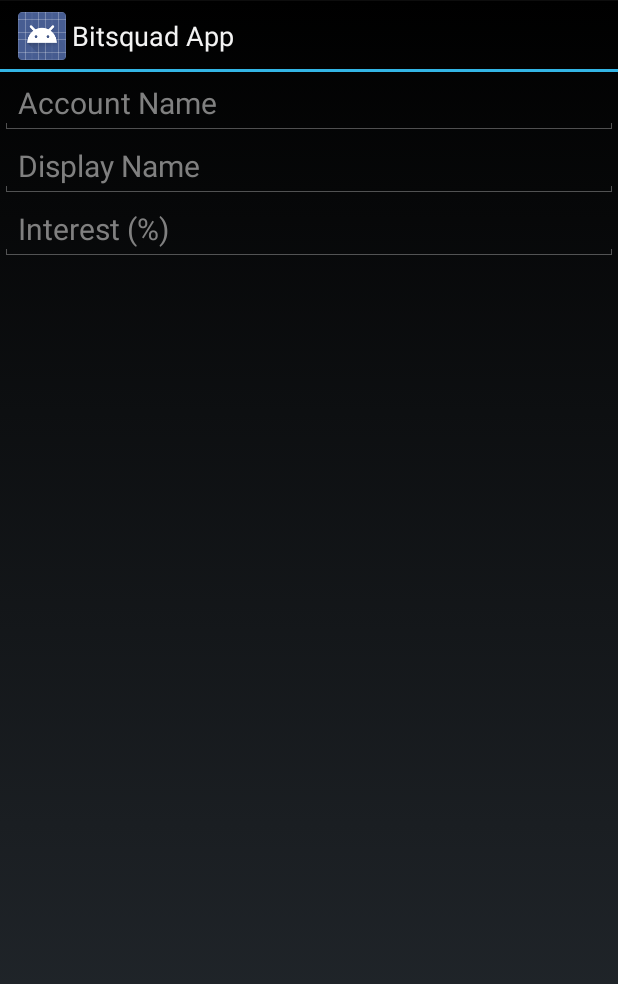
After one commit to amolpatel/Bitsquad_App, an Android app: the layout create_account_dialog.xml on its own in the app's theme, with its tools: preview values and no code run, on a phone screen of 412 x 824 dp. The commit adds this screen. Shown: the top 984 px of the screen. Run offline under Robolectric (Android 15) with nearby library versions, the phone set to English and light mode, and no system bars.

Commit message:
Added AccountsList to display a list of the user's accounts Added CreateAccountDialog as the pop up to create a new account Created the footer button, account list item, and dialog layouts

```diff
--- a/Bitsquad App/src/main/java/com/example/bitsquadapp/LoginScreen.java
+++ b/Bitsquad App/src/main/java/com/example/bitsquadapp/LoginScreen.java
@@ -70,7 +70,11 @@ public class LoginScreen extends Activity {
         int duration = Toast.LENGTH_SHORT;
         CharSequence text;
         if(((MyApplication) getApplication()).userCheck(userEdit.getText().toString(),passEdit.getText().toString())) {
-           text = "Login Successful";
+            text = "Login Successful";
+            Toast toast = Toast.makeText(context, text, duration);
+            toast.show();
+            Intent intent = new Intent(this, AccountsList.class);
+            startActivity(intent);
         }
         else {
             text = "Login Failed";
--- /dev/null
+++ b/Bitsquad App/src/main/res/layout/create_account_dialog.xml
@@ -0,0 +1,28 @@
+<?xml version="1.0" encoding="utf-8"?>
+
+<LinearLayout xmlns:android="http://schemas.android.com/apk/res/android"
+    android:orientation="vertical" android:layout_width="match_parent"
+    android:layout_height="match_parent">
+    <EditText
+        android:id="@+id/NewAccountName"
+        android:layout_width="match_parent"
+        android:layout_height="wrap_content"
+        android:hint="Account Name"
+        android:textSize="20dp"
+        />
+    <EditText
+        android:id="@+id/NewAccountDisplayName"
+        android:layout_width="match_parent"
+        android:layout_height="wrap_content"
+        android:hint="Display Name"
+        android:textSize="20dp"
+        />
+    <EditText
+        android:id="@+id/NewAcountInterest"
+        android:layout_width="match_parent"
+        android:layout_height="wrap_content"
+        android:hint="Interest (%)"
+        android:textSize="20dp"
+        android:inputType="numberDecimal"
+        />
+</LinearLayout>
--- a/Bitsquad App/src/main/res/values/strings.xml
+++ b/Bitsquad App/src/main/res/values/strings.xml
@@ -6,5 +6,7 @@
     <string name="action_settings">Settings</string>
     <string name="title_activity_login_screen">Login</string>
     <string name="title_activity_registration_screen">Registration</string>
+    <string name="title_activity_accounts_list">AccountsList</string>
+    <string name="title_activity_create_account_screen">CreateAccountScreen</string>
 
 </resources>
```
Also changed, not shown: Bitsquad App/src/main/AndroidManifest.xml (+8 -0 lines), Bitsquad App/src/main/java/com/example/bitsquadapp/AccountsList.java (added, +95 -0 lines), Bitsquad App/src/main/java/com/example/bitsquadapp/CreateAccountDialog.java (added, +51 -0 lines), Bitsquad App/src/main/res/layout/accountlist_item.xml (added, +14 -0 lines), Bitsquad App/src/main/res/layout/footer_layout.xml (added, +17 -0 lines), Bitsquad App/src/main/res/menu/accounts_list.xml (added, +9 -0 lines).
